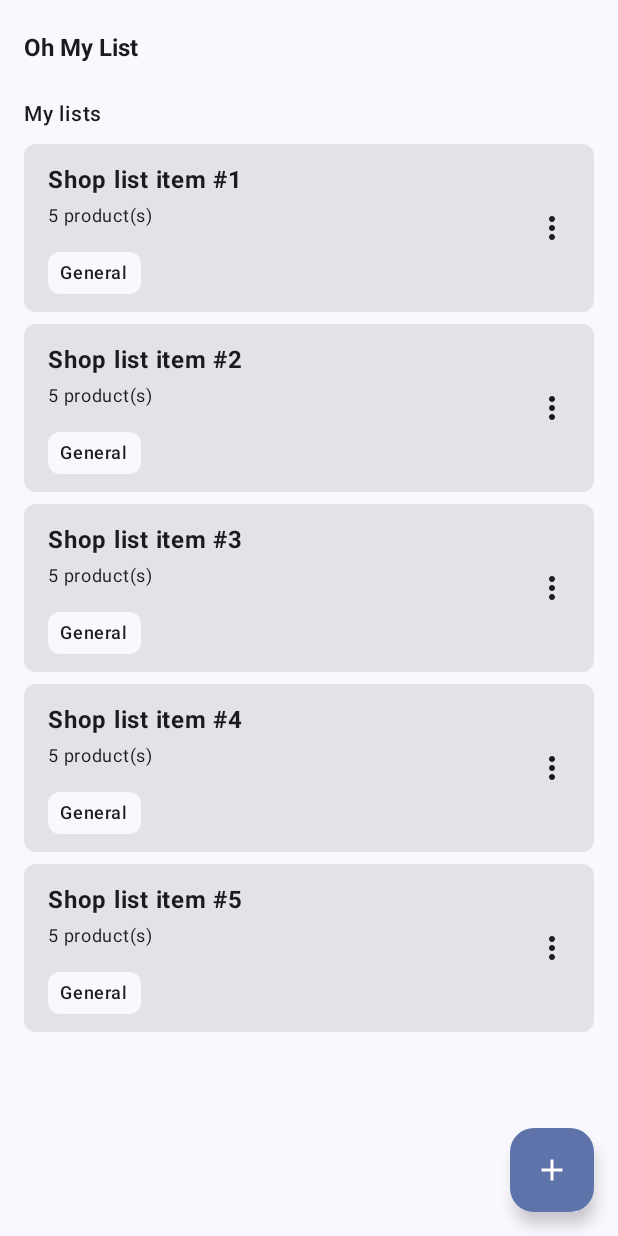
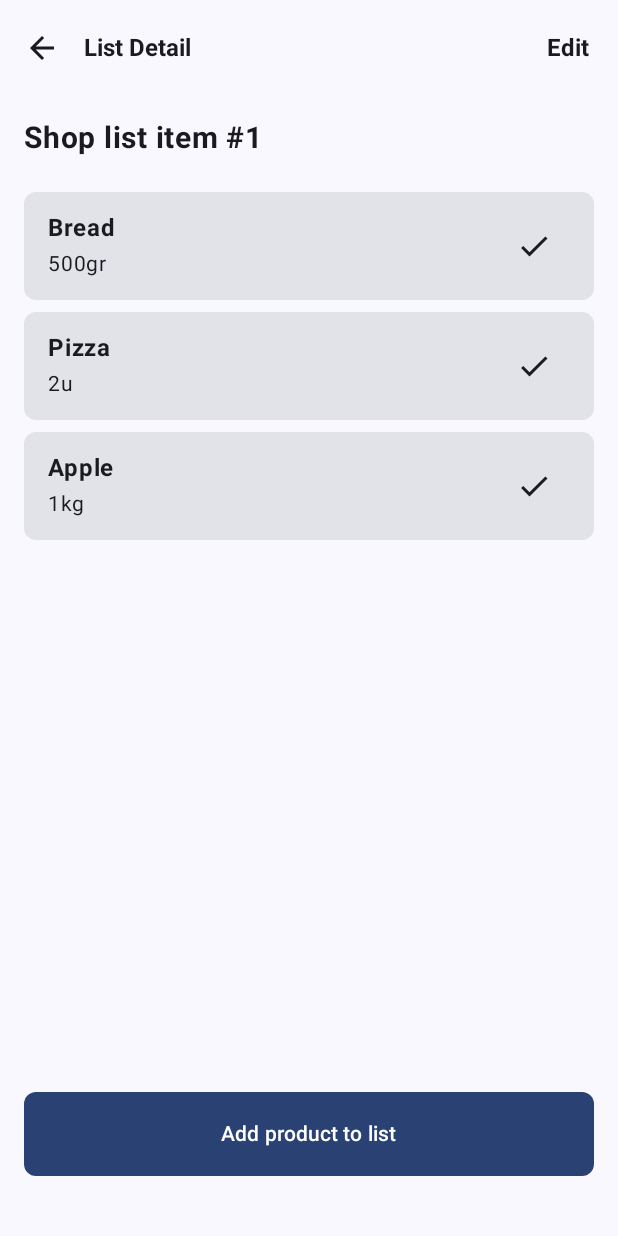
Before and after one commit to roblesdotdev/OhMyList, an Android app built with Jetpack Compose: the screen it shows after launch (MainActivity), on a phone screen of 412 x 824 dp. Run offline under Robolectric (Android 15) with nearby library versions, the phone set to English and light mode, and no system bars.

Commit message:
product list detail with dumb data

```diff
--- a/app/src/main/java/com/roblesdotdev/ohmylist/MainActivity.kt
+++ b/app/src/main/java/com/roblesdotdev/ohmylist/MainActivity.kt
@@ -10,26 +10,26 @@ import androidx.lifecycle.ViewModel
 import androidx.lifecycle.ViewModelProvider
 import com.roblesdotdev.ohmylist.core.data.repository.DefaultShopListRepository
 import com.roblesdotdev.ohmylist.core.ui.theme.OhMyListTheme
-import com.roblesdotdev.ohmylist.shoplist.ui.ShopListScreen
-import com.roblesdotdev.ohmylist.shoplist.ui.ShopListViewModel
+import com.roblesdotdev.ohmylist.shoplistDetail.ui.ShopListDetailScreen
+import com.roblesdotdev.ohmylist.shoplistDetail.ui.ShopListDetailViewModel
 
 class MainActivity : ComponentActivity() {
     override fun onCreate(savedInstanceState: Bundle?) {
         super.onCreate(savedInstanceState)
         setContent {
-            val viewModel by viewModels<ShopListViewModel>(
+            val viewModel by viewModels<ShopListDetailViewModel>(
                 factoryProducer = {
                     object : ViewModelProvider.Factory {
                         @Suppress("UNCHECKED_CAST")
                         override fun <T : ViewModel> create(modelClass: Class<T>): T {
-                            return ShopListViewModel(repo = DefaultShopListRepository()) as T
+                            return ShopListDetailViewModel(repo = DefaultShopListRepository()) as T
                         }
                     }
                 },
             )
             val state by viewModel.state.collectAsState()
             OhMyListTheme {
-                ShopListScreen(state = state)
+                ShopListDetailScreen(state = state)
             }
         }
     }
--- a/app/src/main/java/com/roblesdotdev/ohmylist/core/data/repository/DefaultShopListRepository.kt
+++ b/app/src/main/java/com/roblesdotdev/ohmylist/core/data/repository/DefaultShopListRepository.kt
@@ -1,5 +1,6 @@
 package com.roblesdotdev.ohmylist.core.data.repository
 
+import com.roblesdotdev.ohmylist.core.domain.model.Product
 import com.roblesdotdev.ohmylist.core.domain.model.ShopList
 import com.roblesdotdev.ohmylist.core.domain.repository.ShopListRepository
 import kotlinx.coroutines.flow.Flow
@@ -13,6 +14,12 @@ class DefaultShopListRepository : ShopListRepository {
                 title = "Shop list item #$it",
                 description = "Shop list item description for #$it",
                 group = "General",
+                products =
+                    listOf(
+                        Product(id = 1, name = "Bread", description = "500gr", isChecked = true),
+                        Product(id = 2, name = "Pizza", description = "2u", isChecked = false),
+                        Product(id = 3, name = "Apple", description = "1kg", isChecked = false),
+                    ),
             )
         }
 
@@ -20,6 +27,11 @@ class DefaultShopListRepository : ShopListRepository {
         return flowOf(items)
     }
 
+    override fun getShopListStreamById(id: Int): Flow<ShopList?> {
+        val result = items.firstOrNull { it.id == id }
+        return flowOf(result)
+    }
+
     companion object {
         const val MIN = 1
         const val MAX = 5
--- /dev/null
+++ b/app/src/main/java/com/roblesdotdev/ohmylist/core/domain/model/Product.kt
@@ -0,0 +1,8 @@
+package com.roblesdotdev.ohmylist.core.domain.model
+
+data class Product(
+    val id: Int = 0,
+    val name: String = "",
+    val description: String = "",
+    val isChecked: Boolean = false,
+)
--- a/app/src/main/java/com/roblesdotdev/ohmylist/core/domain/model/ShopList.kt
+++ b/app/src/main/java/com/roblesdotdev/ohmylist/core/domain/model/ShopList.kt
@@ -5,4 +5,5 @@ data class ShopList(
     val title: String = "",
     val description: String = "",
     val group: String = "",
+    val products: List<Product> = emptyList(),
 )
--- a/app/src/main/java/com/roblesdotdev/ohmylist/core/domain/repository/ShopListRepository.kt
+++ b/app/src/main/java/com/roblesdotdev/ohmylist/core/domain/repository/ShopListRepository.kt
@@ -5,4 +5,6 @@ import kotlinx.coroutines.flow.Flow
 
 interface ShopListRepository {
     fun getShopListStream(): Flow<List<ShopList>>
+
+    fun getShopListStreamById(id: Int): Flow<ShopList?>
 }
--- /dev/null
+++ b/app/src/main/java/com/roblesdotdev/ohmylist/shoplistDetail/ui/ShopListDetailScreen.kt
@@ -0,0 +1,159 @@
+package com.roblesdotdev.ohmylist.shoplistDetail.ui
+
+import androidx.compose.foundation.clickable
+import androidx.compose.foundation.layout.Arrangement
+import androidx.compose.foundation.layout.Column
+import androidx.compose.foundation.layout.Row
+import androidx.compose.foundation.layout.fillMaxSize
+import androidx.compose.foundation.layout.fillMaxWidth
+import androidx.compose.foundation.layout.height
+import androidx.compose.foundation.layout.padding
+import androidx.compose.foundation.lazy.LazyColumn
+import androidx.compose.foundation.lazy.items
+import androidx.compose.foundation.shape.RoundedCornerShape
+import androidx.compose.material.icons.Icons
+import androidx.compose.material.icons.filled.ArrowBack
+import androidx.compose.material.icons.filled.Check
+import androidx.compose.material3.Button
+import androidx.compose.material3.Card
+import androidx.compose.material3.ExperimentalMaterial3Api
+import androidx.compose.material3.Icon
+import androidx.compose.material3.IconButton
+import androidx.compose.material3.MaterialTheme
+import androidx.compose.material3.Scaffold
+import androidx.compose.material3.Text
+import androidx.compose.material3.TextButton
+import androidx.compose.material3.TopAppBar
+import androidx.compose.runtime.Composable
+import androidx.compose.ui.Alignment
+import androidx.compose.ui.Modifier
+import androidx.compose.ui.text.font.FontWeight
+import androidx.compose.ui.tooling.preview.Preview
+import androidx.compose.ui.unit.dp
+import androidx.compose.ui.unit.sp
+import com.roblesdotdev.ohmylist.core.domain.model.Product
+import com.roblesdotdev.ohmylist.core.domain.model.ShopList
+import com.roblesdotdev.ohmylist.core.ui.theme.OhMyListTheme
+
+@Composable
+fun ShopListDetailScreen(state: ShopListDetailState) {
+    Scaffold(
+        topBar = {
+            ShopListDetailTab()
+        },
+    ) { paddingValues ->
+        Column(
+            modifier =
+                Modifier
+                    .fillMaxSize()
+                    .padding(paddingValues)
+                    .padding(16.dp)
+                    .padding(bottom = 24.dp),
+        ) {
+            LazyColumn(
+                modifier =
+                    Modifier
+                        .padding(bottom = 16.dp)
+                        .weight(1f),
+                verticalArrangement = Arrangement.spacedBy(8.dp),
+            ) {
+                item {
+                    Text(
+                        text = state.item?.title ?: "",
+                        fontSize = 20.sp,
+                        fontWeight = FontWeight.Bold,
+                        modifier = Modifier.padding(bottom = 16.dp),
+                    )
+                }
+
+                if (state.item?.products?.isNotEmpty() == true) {
+                    items(state.item.products) { product ->
+                        Card(
+                            modifier =
+                                Modifier
+                                    .fillMaxWidth()
+                                    .clickable { },
+                            shape = RoundedCornerShape(8.dp),
+                        ) {
+                            Row(
+                                modifier = Modifier.padding(vertical = 12.dp, horizontal = 16.dp),
+                            ) {
+                                Column(modifier = Modifier.weight(1f)) {
+                                    Text(text = product.name, fontWeight = FontWeight.Bold)
+                                    Text(text = product.description, fontSize = 14.sp)
+                                }
+                                IconButton(onClick = { /*TODO*/ }) {
+                                    Icon(
+                                        imageVector = Icons.Default.Check,
+                                        contentDescription = null,
+                                    )
+                                }
+                            }
+                        }
+                    }
+                }
+            }
+            Button(
+                onClick = { /*TODO*/ },
+                modifier =
+                    Modifier
+                        .fillMaxWidth()
+                        .height(56.dp),
+                shape = RoundedCornerShape(8.dp),
+            ) {
+                Text(text = "Add product to list")
+            }
+        }
+    }
+}
+
+@OptIn(ExperimentalMaterial3Api::class)
+@Composable
+fun ShopListDetailTab() {
+    TopAppBar(
+        title = {
+            Text(text = "List Detail", fontSize = 16.sp, fontWeight = FontWeight.Bold)
+        },
+        navigationIcon = {
+            IconButton(onClick = { /*TODO*/ }) {
+                Icon(imageVector = Icons.Default.ArrowBack, contentDescription = null)
+            }
+        },
+        actions = {
+            TextButton(onClick = { /*TODO*/ }) {
+                Row(
+                    horizontalArrangement = Arrangement.spacedBy(8.dp),
+                    verticalAlignment = Alignment.CenterVertically,
+                ) {
+                    Text(
+                        text = "Edit",
+                        fontSize = 16.sp,
+                        fontWeight = FontWeight.Bold,
+                        color = MaterialTheme.colorScheme.onBackground,
+                    )
+                }
+            }
+        },
+    )
+}
+
+@Preview
+@Composable
+private fun ShopListDetailScreenPreview() {
+    OhMyListTheme {
+        ShopListDetailScreen(
+            state =
+                ShopListDetailState(
+                    item =
+                        ShopList(
+                            id = 1,
+                            title = "Foo",
+                            products =
+                                listOf(
+                                    Product(id = 1, name = "Foo product", description = "foo description"),
+                                ),
+                        ),
+                ),
+        )
+    }
+}
--- /dev/null
+++ b/app/src/main/java/com/roblesdotdev/ohmylist/shoplistDetail/ui/ShopListDetailViewModel.kt
@@ -0,0 +1,57 @@
+package com.roblesdotdev.ohmylist.shoplistDetail.ui
+
+import androidx.lifecycle.ViewModel
+import androidx.lifecycle.viewModelScope
+import com.roblesdotdev.ohmylist.core.domain.model.ShopList
+import com.roblesdotdev.ohmylist.core.domain.repository.ShopListRepository
+import com.roblesdotdev.ohmylist.core.util.AsyncResult
+import kotlinx.coroutines.flow.MutableStateFlow
+import kotlinx.coroutines.flow.SharingStarted
+import kotlinx.coroutines.flow.catch
+import kotlinx.coroutines.flow.combine
+import kotlinx.coroutines.flow.map
+import kotlinx.coroutines.flow.stateIn
+
+data class ShopListDetailState(
+    val isLoading: Boolean = false,
+    val item: ShopList? = null,
+    val errorMessage: String? = null,
+)
+
+class ShopListDetailViewModel(
+    repo: ShopListRepository,
+) : ViewModel() {
+    private val shopListId = 1
+
+    private val isLoading = MutableStateFlow(false)
+    private val asyncResult =
+        repo.getShopListStreamById(shopListId)
+            .map { shopList ->
+                handleAsyncResult(shopList)
+            }
+            .catch { emit(AsyncResult.Error("Something went wrong loading list")) }
+    val state =
+        combine(isLoading, asyncResult) { isLoading, result ->
+            when (result) {
+                is AsyncResult.Error ->
+                    ShopListDetailState(
+                        isLoading = false,
+                        errorMessage = result.errorMessage,
+                    )
+
+                AsyncResult.Loading -> ShopListDetailState(isLoading = true)
+                is AsyncResult.Success -> ShopListDetailState(isLoading = isLoading, item = result.data)
+            }
+        }.stateIn(
+            viewModelScope,
+            SharingStarted.WhileSubscribed(),
+            ShopListDetailState(isLoading = true),
+        )
+
+    private fun handleAsyncResult(shopList: ShopList?): AsyncResult<ShopList?> {
+        if (shopList == null) {
+            return AsyncResult.Error("Invalid shop list id")
+        }
+        return AsyncResult.Success(shopList)
+    }
+}
```
Also changed, not shown: app/src/main/java/com/roblesdotdev/ohmylist/shoplist/ui/ShopListScreen.kt (indentation only), 1 other file.
